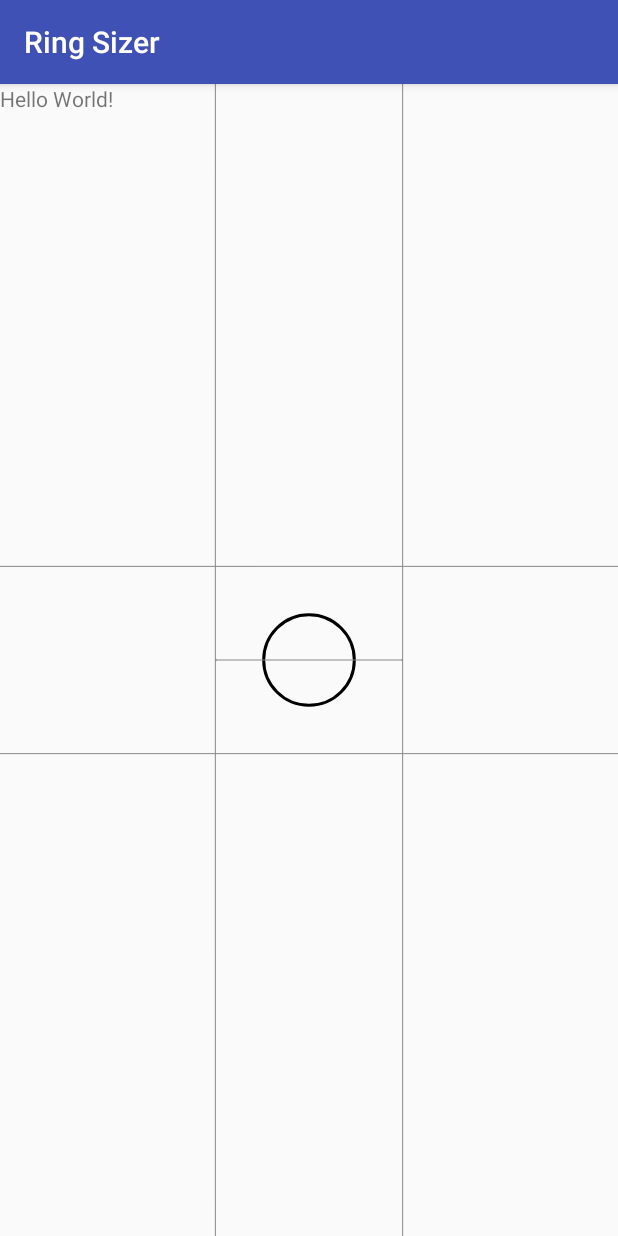
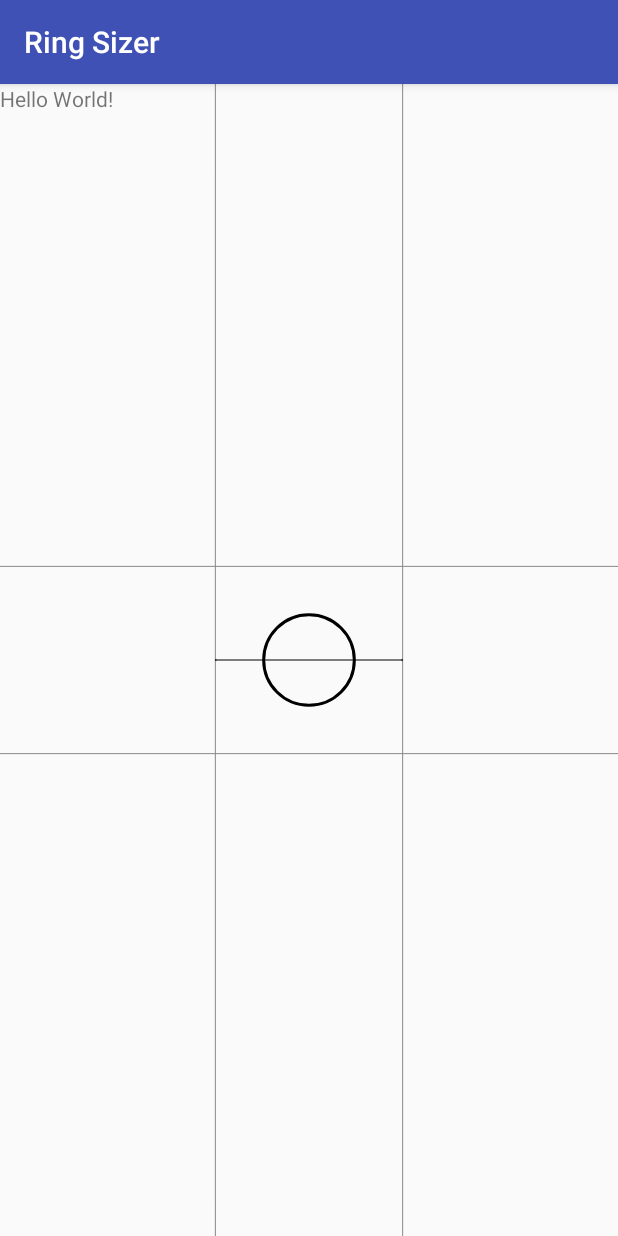
Before and after one commit to zelin/RingSizer, an Android app: the screen it shows after launch (MainActivity), on a phone screen of 412 x 824 dp. Run offline under Robolectric (Android 15) with nearby library versions, the phone set to English and light mode, and no system bars.

Commit message:
initial commit

```diff
--- a/app/src/main/res/layout/activity_main.xml
+++ b/app/src/main/res/layout/activity_main.xml
@@ -18,6 +18,8 @@
 
 
     <com.neberox.lib.ringsizer.RingSizer
+        app:textColor="#FF0000"
+        app:arrowStrokeColor="@android:color/black"
         android:id="@+id/ringSizer"
         android:layout_width="wrap_content"
         android:layout_height="wrap_content"
```
